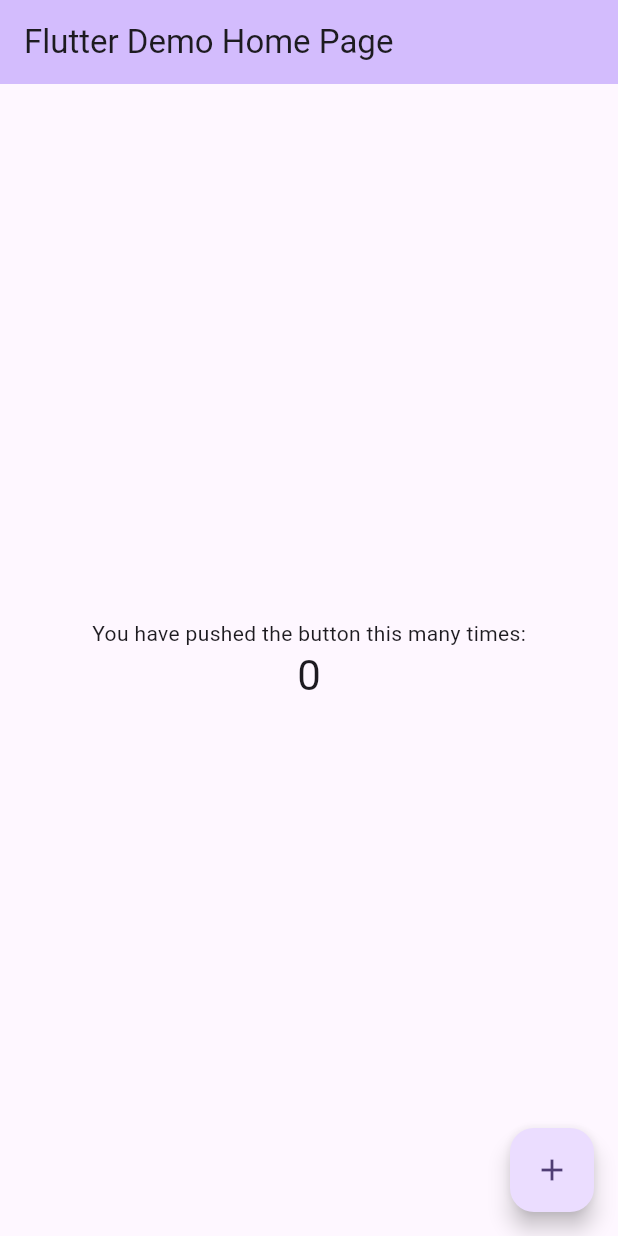
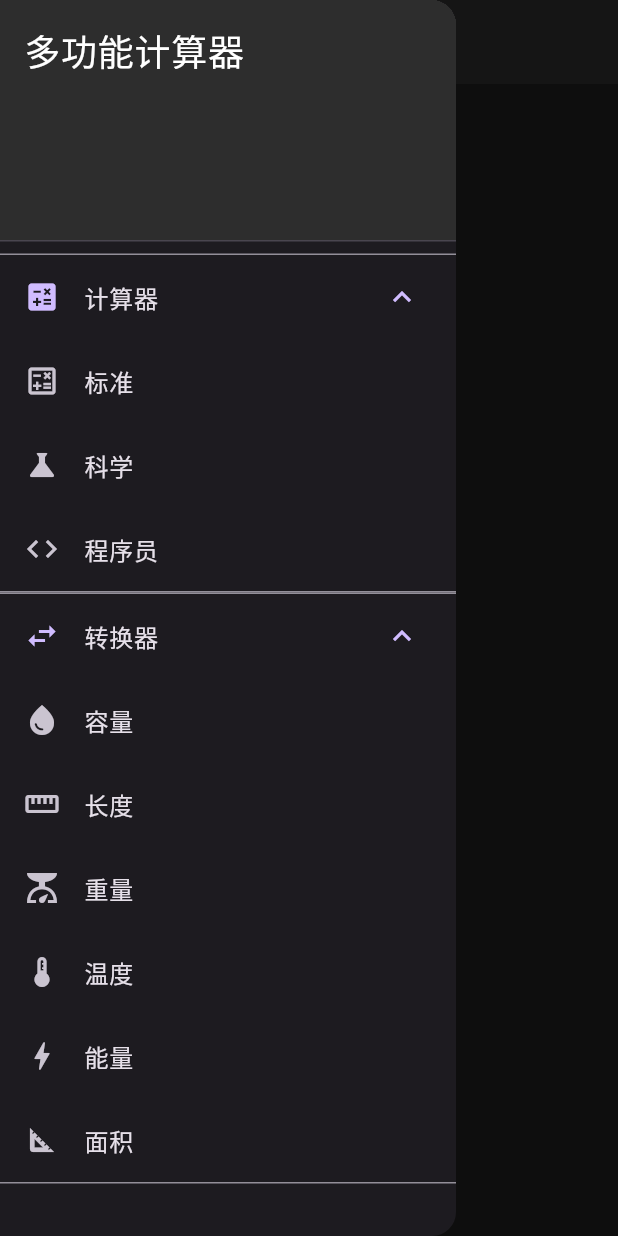
Before and after one commit to sensyzhe/calculator, a Flutter app: the screen it shows after launch, with the side drawer open (before the commit the screen has no drawer), on a phone screen of 412 x 824 dp. Run offline on Flutter 3.47's test engine with Material 3 defaults, Android fonts, the phone set to English and light mode, and no system bars.

Commit message:
加入页面的跳转逻辑

```diff
--- a/lib/main.dart
+++ b/lib/main.dart
@@ -1,4 +1,13 @@
 import 'package:flutter/material.dart';
+import 'screens/calculator/standard_calculator.dart';
+import 'screens/calculator/scientific_calculator.dart';
+import 'screens/calculator/programmer_calculator.dart';
+import 'screens/converter/length_converter.dart';
+import 'screens/converter/weight_converter.dart';
+import 'screens/converter/temperature_converter.dart';
+import 'screens/converter/volume_converter.dart';
+import 'screens/converter/energy_converter.dart';
+import 'screens/converter/area_converter.dart';
 
 void main() {
   runApp(const MyApp());
@@ -7,119 +16,154 @@ void main() {
 class MyApp extends StatelessWidget {
   const MyApp({super.key});
 
-  // This widget is the root of your application.
   @override
   Widget build(BuildContext context) {
     return MaterialApp(
-      title: 'Flutter Demo',
-      theme: ThemeData(
-        // This is the theme of your application.
-        //
-        // TRY THIS: Try running your application with "flutter run". You'll see
-        // the application has a purple toolbar. Then, without quitting the app,
-        // try changing the seedColor in the colorScheme below to Colors.green
-        // and then invoke "hot reload" (save your changes or press the "hot
-        // reload" button in a Flutter-supported IDE, or press "r" if you used
-        // the command line to start the app).
-        //
-        // Notice that the counter didn't reset back to zero; the application
-        // state is not lost during the reload. To reset the state, use hot
-        // restart instead.
-        //
-        // This works for code too, not just values: Most code changes can be
-        // tested with just a hot reload.
-        colorScheme: ColorScheme.fromSeed(seedColor: Colors.deepPurple),
-        useMaterial3: true,
+      title: '多功能计算器',
+      theme: ThemeData.dark().copyWith(
+        primaryColor: Colors.blue,
+        scaffoldBackgroundColor: const Color(0xFF1E1E1E),
+        appBarTheme: const AppBarTheme(
+          backgroundColor: Color(0xFF2D2D2D),
+          elevation: 0,
+        ),
       ),
-      home: const MyHomePage(title: 'Flutter Demo Home Page'),
+      home: const HomePage(),
     );
   }
 }
 
-class MyHomePage extends StatefulWidget {
-  const MyHomePage({super.key, required this.title});
-
-  // This widget is the home page of your application. It is stateful, meaning
-  // that it has a State object (defined below) that contains fields that affect
-  // how it looks.
-
-  // This class is the configuration for the state. It holds the values (in this
-  // case the title) provided by the parent (in this case the App widget) and
-  // used by the build method of the State. Fields in a Widget subclass are
-  // always marked "final".
-
-  final String title;
+class HomePage extends StatefulWidget {
+  const HomePage({super.key});
 
   @override
-  State<MyHomePage> createState() => _MyHomePageState();
+  State<HomePage> createState() => _HomePageState();
 }
 
-class _MyHomePageState extends State<MyHomePage> {
-  int _counter = 0;
+class _HomePageState extends State<HomePage> {
+  Widget _currentPage = const StandardCalculator();
+  String _currentTitle = "标准计算器";
 
-  void _incrementCounter() {
+  void _navigateToPage(Widget page, String title) {
     setState(() {
-      // This call to setState tells the Flutter framework that something has
-      // changed in this State, which causes it to rerun the build method below
-      // so that the display can reflect the updated values. If we changed
-      // _counter without calling setState(), then the build method would not be
-      // called again, and so nothing would appear to happen.
-      _counter++;
+      _currentPage = page;
+      _currentTitle = title;
+      Navigator.pop(context); // 关闭抽屉
     });
   }
 
   @override
   Widget build(BuildContext context) {
-    // This method is rerun every time setState is called, for instance as done
-    // by the _incrementCounter method above.
-    //
-    // The Flutter framework has been optimized to make rerunning build methods
-    // fast, so that you can just rebuild anything that needs updating rather
-    // than having to individually change instances of widgets.
     return Scaffold(
       appBar: AppBar(
-        // TRY THIS: Try changing the color here to a specific color (to
-        // Colors.amber, perhaps?) and trigger a hot reload to see the AppBar
-        // change color while the other colors stay the same.
-        backgroundColor: Theme.of(context).colorScheme.inversePrimary,
-        // Here we take the value from the MyHomePage object that was created by
-        // the App.build method, and use it to set our appbar title.
-        title: Text(widget.title),
+        title: Text(_currentTitle),
       ),
-      body: Center(
-        // Center is a layout widget. It takes a single child and positions it
-        // in the middle of the parent.
-        child: Column(
-          // Column is also a layout widget. It takes a list of children and
-          // arranges them vertically. By default, it sizes itself to fit its
-          // children horizontally, and tries to be as tall as its parent.
-          //
-          // Column has various properties to control how it sizes itself and
-          // how it positions its children. Here we use mainAxisAlignment to
-          // center the children vertically; the main axis here is the vertical
-          // axis because Columns are vertical (the cross axis would be
-          // horizontal).
-          //
-          // TRY THIS: Invoke "debug painting" (choose the "Toggle Debug Paint"
-          // action in the IDE, or press "p" in the console), to see the
-          // wireframe for each widget.
-          mainAxisAlignment: MainAxisAlignment.center,
-          children: <Widget>[
-            const Text(
-              'You have pushed the button this many times:',
+      drawer: Drawer(
+        child: ListView(
+          padding: EdgeInsets.zero,
+          children: [
+            const DrawerHeader(
+              decoration: BoxDecoration(
+                color: Color(0xFF2D2D2D),
+              ),
+              child: Text(
+                '多功能计算器',
+                style: TextStyle(
+                  color: Colors.white,
+                  fontSize: 24,
+                ),
+              ),
             ),
-            Text(
-              '$_counter',
-              style: Theme.of(context).textTheme.headlineMedium,
+            ExpansionTile(
+              title: const Text('计算器'),
+              leading: const Icon(Icons.calculate),
+              initiallyExpanded: true,
+              children: [
+                ListTile(
+                  leading: const Icon(Icons.calculate_outlined),
+                  title: const Text('标准'),
+                  onTap: () => _navigateToPage(
+                    const StandardCalculator(),
+                    '标准计算器',
+                  ),
+                ),
+                ListTile(
+                  leading: const Icon(Icons.science),
+                  title: const Text('科学'),
+                  onTap: () => _navigateToPage(
+                    const ScientificCalculator(),
+                    '科学计算器',
+                  ),
+                ),
+                ListTile(
+                  leading: const Icon(Icons.code),
+                  title: const Text('程序员'),
+                  onTap: () => _navigateToPage(
+                    const ProgrammerCalculator(),
+                    '程序员计算器',
+                  ),
+                ),
+              ],
+            ),
+            ExpansionTile(
+              title: const Text('转换器'),
+              leading: const Icon(Icons.swap_horiz),
+              initiallyExpanded: true,
+              children: [
+                ListTile(
+                  leading: const Icon(Icons.water_drop),
+                  title: const Text('容量'),
+                  onTap: () => _navigateToPage(
+                    const VolumeConverter(),
+                    '容量转换器',
+                  ),
+                ),
+                ListTile(
+                  leading: const Icon(Icons.straighten),
+                  title: const Text('长度'),
+                  onTap: () => _navigateToPage(
+                    const LengthConverter(),
+                    '长度转换器',
+                  ),
+                ),
+                ListTile(
+                  leading: const Icon(Icons.scale),
+                  title: const Text('重量'),
+                  onTap: () => _navigateToPage(
+                    const WeightConverter(),
+                    '重量转换器',
+                  ),
+                ),
+                ListTile(
+                  leading: const Icon(Icons.thermostat),
+                  title: const Text('温度'),
+                  onTap: () => _navigateToPage(
+                    const TemperatureConverter(),
+                    '温度转换器',
+                  ),
+                ),
+                ListTile(
+                  leading: const Icon(Icons.bolt),
+                  title: const Text('能量'),
+                  onTap: () => _navigateToPage(
+                    const EnergyConverter(),
+                    '能量转换器',
+                  ),
+                ),
+                ListTile(
+                  leading: const Icon(Icons.square_foot),
+                  title: const Text('面积'),
+                  onTap: () => _navigateToPage(
+                    const AreaConverter(),
+                    '面积转换器',
+                  ),
+                ),
+              ],
             ),
           ],
         ),
       ),
-      floatingActionButton: FloatingActionButton(
-        onPressed: _incrementCounter,
-        tooltip: 'Increment',
-        child: const Icon(Icons.add),
-      ), // This trailing comma makes auto-formatting nicer for build methods.
+      body: _currentPage,
     );
   }
 }
--- /dev/null
+++ b/lib/screens/calculator/standard_calculator.dart
@@ -0,0 +1,12 @@
+import 'package:flutter/material.dart';
+
+class StandardCalculator extends StatelessWidget {
+  const StandardCalculator({super.key});
+
+  @override
+  Widget build(BuildContext context) {
+    return const Center(
+      child: Text('标准计算器'),
+    );
+  }
+}
```
Also changed, not shown: lib/screens/calculator/programmer_calculator.dart (added, +12 -0 lines), lib/screens/calculator/scientific_calculator.dart (added, +12 -0 lines), lib/screens/converter/area_converter.dart (added, +12 -0 lines), lib/screens/converter/energy_converter.dart (added, +12 -0 lines), lib/screens/converter/length_converter.dart (added, +12 -0 lines), lib/screens/converter/temperature_converter.dart (added, +12 -0 lines), lib/screens/converter/volume_converter.dart (added, +12 -0 lines), lib/screens/converter/weight_converter.dart (added, +12 -0 lines).
